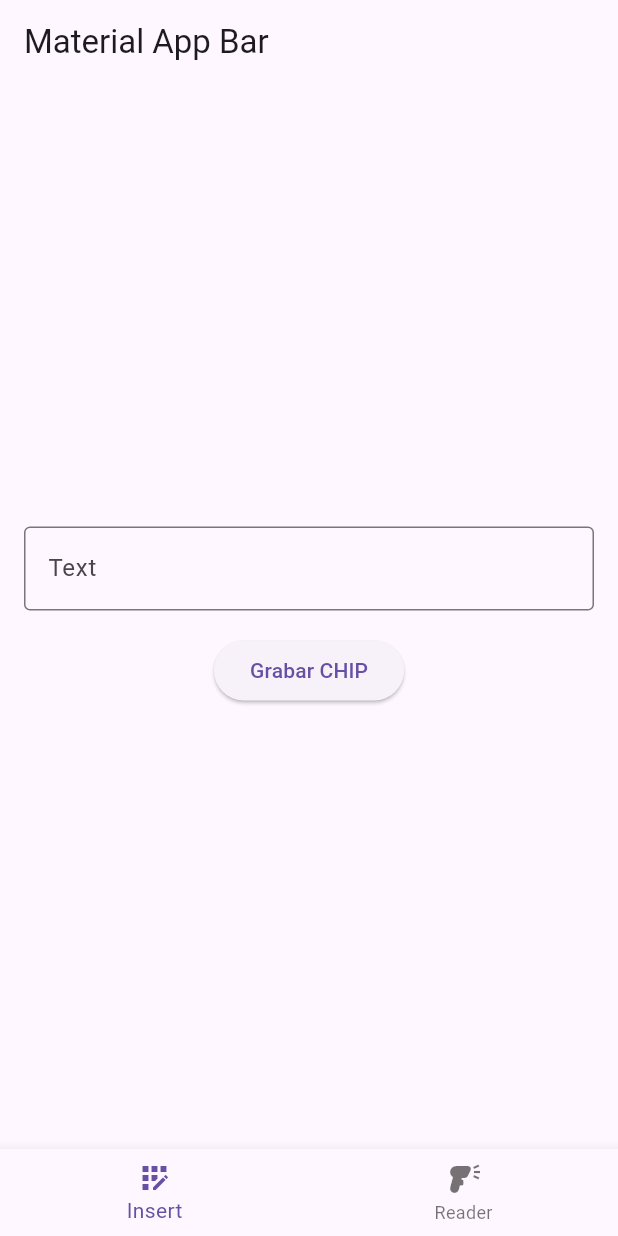
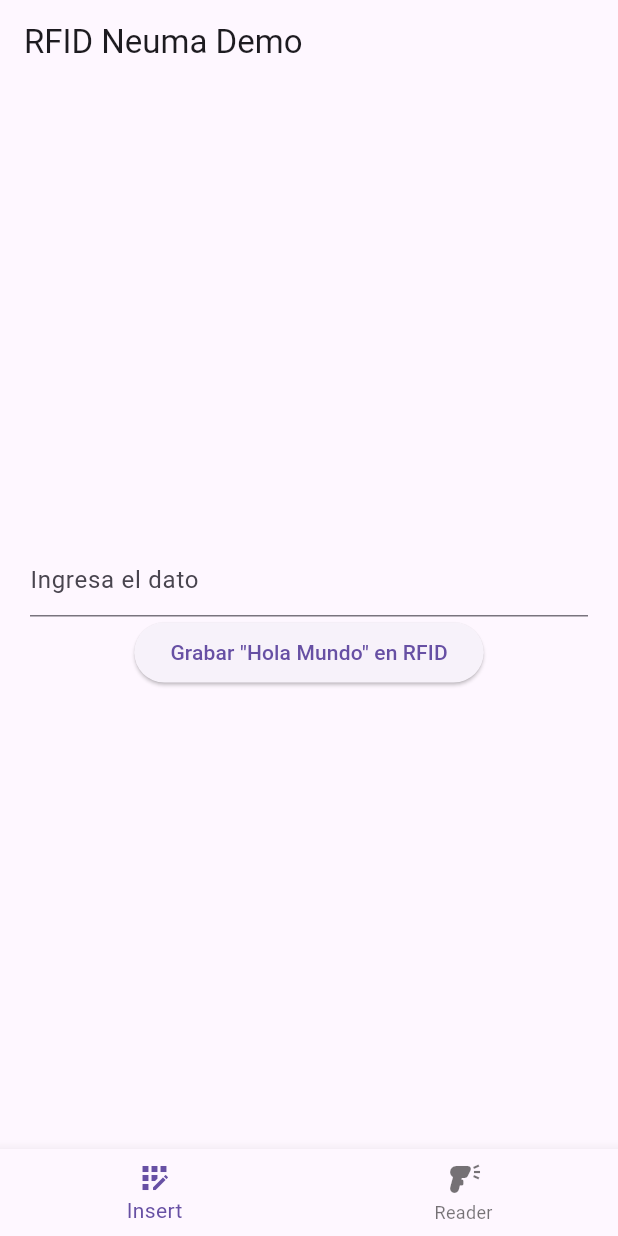
Before and after one commit to Taoista/rfid_writer_tao, a Flutter app: the screen it shows after launch, on a phone screen of 412 x 824 dp. Run offline on Flutter 3.47's test engine with Material 3 defaults, Android fonts, the phone set to English and light mode, and no system bars; missing offline and left inert: nfc_manager.

Commit message:
testing demo

```diff
--- a/lib/main.dart
+++ b/lib/main.dart
@@ -1,8 +1,6 @@
 import 'package:flutter/material.dart';
-import 'package:flutter_nfc_kit/flutter_nfc_kit.dart';
 import 'package:rfid_writer_tao/screens/create/create_screens.dart';
 import 'package:rfid_writer_tao/screens/read/read_screens.dart';
-import 'package:ndef/ndef.dart' as ndef;
 void main() => runApp(const MyApp());
 
 class MyApp extends StatelessWidget {
@@ -39,9 +37,10 @@
   Widget build(BuildContext context) {
     return Scaffold(
       appBar: AppBar(
-        title: const Text('Material App Bar'),
+        title: const Text('RFID Neuma Demo'),
       ),
       body: _selectedIndex == 0 ? CreateScreens() : ReadScreens(),
+      // body: _selectedIndex == 0 ? ReadScreens() : ReadScreens(),
       bottomNavigationBar: BottomNavigationBar(
         items: const <BottomNavigationBarItem>[
           BottomNavigationBarItem(
--- a/lib/screens/create/create_screens.dart
+++ b/lib/screens/create/create_screens.dart
@@ -1,64 +1,91 @@
-import 'dart:typed_data';
-
 import 'package:flutter/material.dart';
-import 'package:flutter_nfc_kit/flutter_nfc_kit.dart';
-import 'package:ndef/ndef.dart' as ndef;
 import 'package:nfc_manager/nfc_manager.dart';
 
 class CreateScreens extends StatefulWidget {
-  const CreateScreens({Key? key});
+  const CreateScreens({Key? key}) : super(key: key);
 
   @override
   State<CreateScreens> createState() => _CreateScreensState();
 }
 
 class _CreateScreensState extends State<CreateScreens> {
-  final TextEditingController _controller = TextEditingController();
 
-  Future<void> _writeToTag() async {
+  TextEditingController _textFieldController = TextEditingController();
 
-   NfcManager.instance.startSession(onDiscovered: (tag) async {
-    Ndef? ndef = Ndef.from(tag);
+  void _showAlertDialog(BuildContext context, String message) {
+    showDialog(
+      context: context,
+      builder: (BuildContext context) {
+        return AlertDialog(
+          title: Text("Mensaje"),
+          content: Text(message),
+          actions: <Widget>[
+            TextButton(
+              onPressed: () {
+                Navigator.of(context).pop();
+              },
+              child: Text("Aceptar"),
+            ),
+          ],
+        );
+      },
+    );
+  }
 
-    NdefMessage message = NdefMessage([
-      NdefRecord.createExternal('android.com', 'pkg', Uint8List.fromList('com.example'.codeUnits)),
-    ]);
 
-    try {
-      await ndef!.write(message);
-      NfcManager.instance.stopSession();
-    } catch (e) {
-      print("error $e");
+  void _writeHelloWorldToNFC() {
+    String data = _textFieldController.text;
+
+    if(data == ""){
+      _showAlertDialog(context,"debe agregar un dato para grabar");
+    }else{
+        NfcManager.instance.startSession(onDiscovered: (NfcTag tag) async {
+          var ndef = Ndef.from(tag);
+          if (ndef == null || !ndef.isWritable) {
+            _showAlertDialog(context,"El tag no es compatible con NDEF o no es escribible");
+            return;
+          }
+          // Crea un mensaje NDEF con un registro de texto "Hola Mundo"
+          NdefMessage message = NdefMessage([
+            NdefRecord.createText('Hola Mundo')
+          ]);
+          try {
+            // Intenta escribir el mensaje en el tag NFC
+            await ndef.write(message);
+            _showAlertDialog(context,"escrito en el tag RFID con éxito");
+          } catch (e) {
+            _showAlertDialog(context,"$e");
+          } finally {
+            // Detiene la sesión NFC
+            NfcManager.instance.stopSession();
+          }
+        });
     }
-
-   });
 
   }
 
   @override
   Widget build(BuildContext context) {
     return  Center(
-      child: Padding(
-        padding: const EdgeInsets.all(16.0),
         child: Column(
           mainAxisAlignment: MainAxisAlignment.center,
           children: [
-            TextField(
-              controller: _controller,
-              decoration: const InputDecoration(
-                hintText: 'Ingresa el código a registrar',
-                labelText: 'Text',
-                border: OutlineInputBorder(),
+            Container(
+              margin: const EdgeInsets.symmetric(horizontal: 20.0),
+              child: TextField(
+                controller: _textFieldController,
+                decoration: const InputDecoration(
+                  hintText: 'Ingresa el dato',
+                ),
               ),
             ),
-            const SizedBox(height: 16), // Separación entre el TextField y el botón
             ElevatedButton(
-              onPressed: _writeToTag,
-              child: const Text('Grabar CHIP'),
+              onPressed: _writeHelloWorldToNFC,
+              child: const Text('Grabar "Hola Mundo" en RFID'),
             ),
           ],
         ),
-      ),
-    );
+      );
   }
 }
+// https://parzibyte.me/blog/2021/06/04/leer-escribir-etiquetas-rfid-mfrc522-rfid-rc522/
--- a/pubspec.yaml
+++ b/pubspec.yaml
@@ -35,8 +35,8 @@ dependencies:
   # The following adds the Cupertino Icons font to your application.
   # Use with the CupertinoIcons class for iOS style icons.
   cupertino_icons: ^1.0.6
+  # flutter_nfc_kit: ^3.4.0
   nfc_manager: ^3.3.0
-  flutter_nfc_kit: ^3.4.2
 
 dev_dependencies:
   flutter_test:
```
Also changed, not shown: pubspec.lock.
